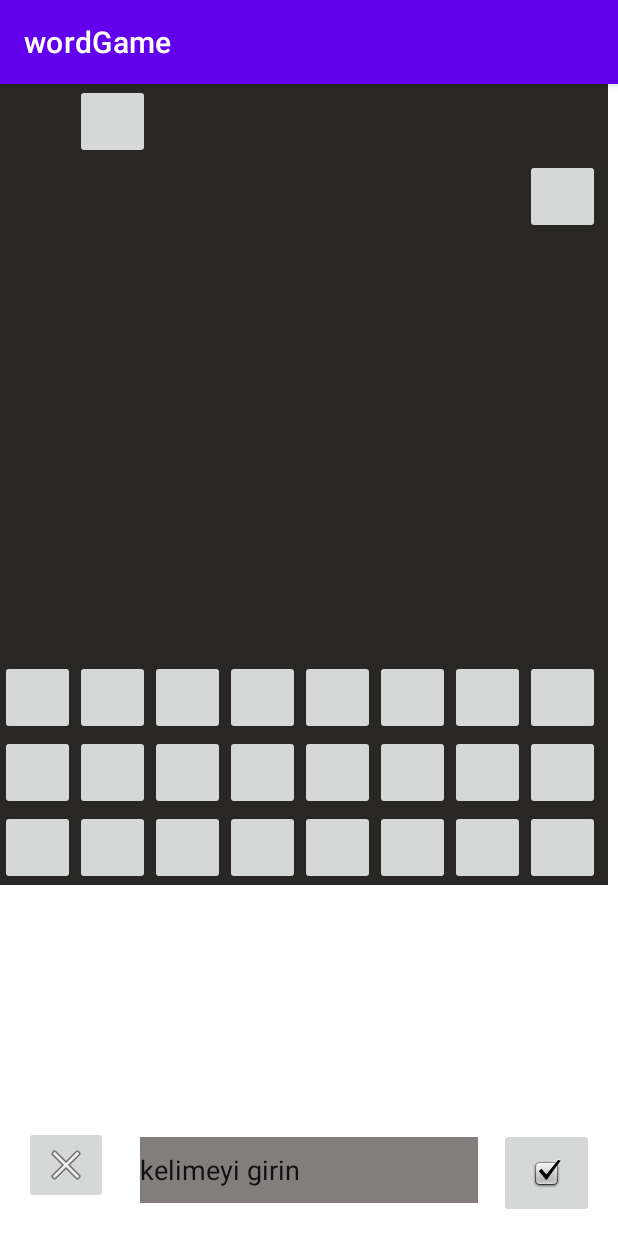
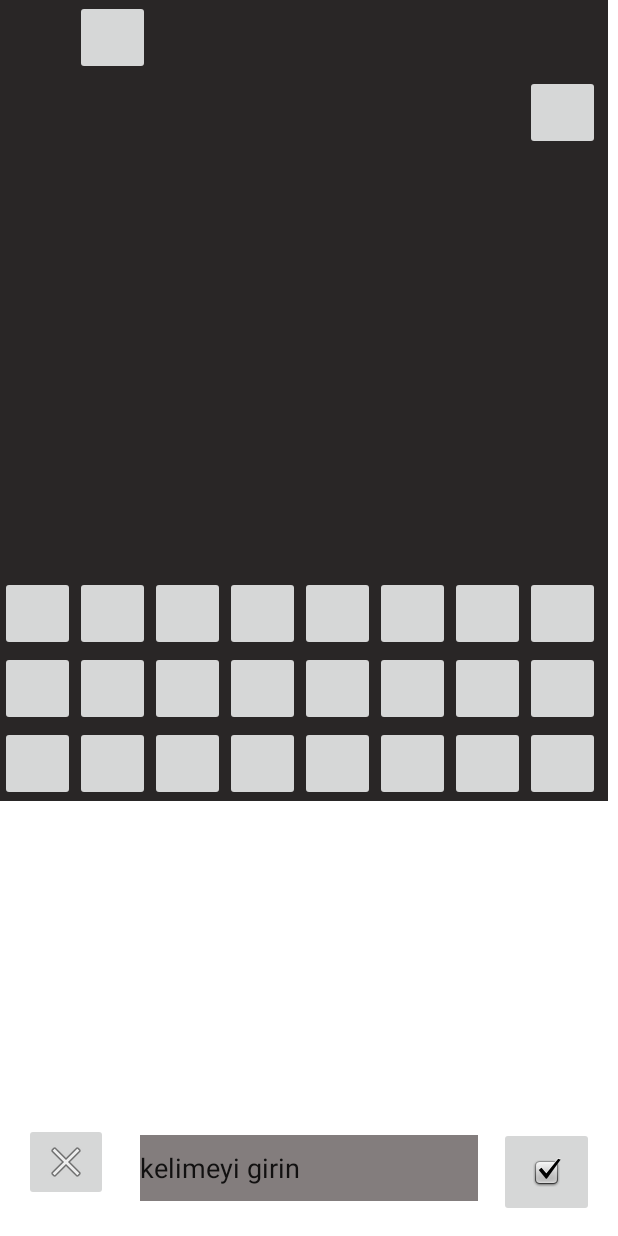
Before and after one commit to yasinkarademir/wordGame, an Android app: the screen it shows after launch (MainActivity), on a phone screen of 412 x 824 dp. Run offline under Robolectric (Android 15) with nearby library versions, the phone set to English and light mode, and no system bars.

Commit message:
add splash screen animation

```diff
--- a/app/build.gradle
+++ b/app/build.gradle
@@ -26,7 +26,7 @@ android {
         targetCompatibility JavaVersion.VERSION_1_8
     }
 }
-
+def lottieVersion = "3.4.0"
 dependencies {
 
     implementation 'androidx.appcompat:appcompat:1.5.1'
@@ -36,4 +36,6 @@ dependencies {
     testImplementation 'junit:junit:4.+'
     androidTestImplementation 'androidx.test.ext:junit:1.1.5'
     androidTestImplementation 'androidx.test.espresso:espresso-core:3.5.1'
+
+    implementation "com.airbnb.android:lottie:$lottieVersion"
 }
--- a/app/src/main/java/com/sevvalbayramli/wordgame/MainActivity.java
+++ b/app/src/main/java/com/sevvalbayramli/wordgame/MainActivity.java
@@ -2,7 +2,9 @@ package com.sevvalbayramli.wordgame;
 
 import androidx.appcompat.app.AppCompatActivity;
 
+import android.content.Intent;
 import android.os.Bundle;
+import android.os.Handler;
 
 public class MainActivity extends AppCompatActivity {
 
@@ -10,5 +12,9 @@ public class MainActivity extends AppCompatActivity {
     protected void onCreate(Bundle savedInstanceState) {
         super.onCreate(savedInstanceState);
         setContentView(R.layout.activity_main);
+
+        getSupportActionBar().hide();
+
+
     }
 }
--- /dev/null
+++ b/app/src/main/java/com/sevvalbayramli/wordgame/Start.java
@@ -0,0 +1,31 @@
+package com.sevvalbayramli.wordgame;
+
+import androidx.appcompat.app.AppCompatActivity;
+
+import android.content.Intent;
+import android.os.Bundle;
+import android.os.Handler;
+
+public class Start extends AppCompatActivity {
+
+    @Override
+    protected void onCreate(Bundle savedInstanceState) {
+        super.onCreate(savedInstanceState);
+        setContentView(R.layout.activity_start);
+
+        getSupportActionBar().hide();
+
+        new Handler().postDelayed(new Runnable() {
+            @Override
+            public void run() {
+                Intent intent = new Intent(Start.this, MainActivity.class);
+                startActivity(intent);
+                finish();
+            }
+        }, 3000);   // 3 seconds
+
+
+
+
+    }
+}
--- a/app/src/main/res/values/colors.xml
+++ b/app/src/main/res/values/colors.xml
@@ -7,4 +7,6 @@
     <color name="teal_700">#FF018786</color>
     <color name="black">#FF000000</color>
     <color name="white">#FFFFFFFF</color>
+    <color name="splash_screen">#CE5959</color>
+
 </resources>
--- a/app/src/main/res/values/themes.xml
+++ b/app/src/main/res/values/themes.xml
@@ -3,7 +3,7 @@
     <style name="Theme.WordGame" parent="Theme.MaterialComponents.DayNight.DarkActionBar">
         <!-- Primary brand color. -->
         <item name="colorPrimary">@color/purple_500</item>
-        <item name="colorPrimaryVariant">@color/purple_700</item>
+        <item name="colorPrimaryVariant">@color/splash_screen</item>
         <item name="colorOnPrimary">@color/white</item>
         <!-- Secondary brand color. -->
         <item name="colorSecondary">@color/teal_200</item>
```
Also changed, not shown: app/src/main/AndroidManifest.xml (+48 -3 lines), app/src/main/res/layout/activity_start.xml (added, +23 -0 lines), app/src/main/res/raw/splash_anim.json (added, +1 -0 lines), app/src/main/res/drawable-v24/sen_bilirsin.png (added).
